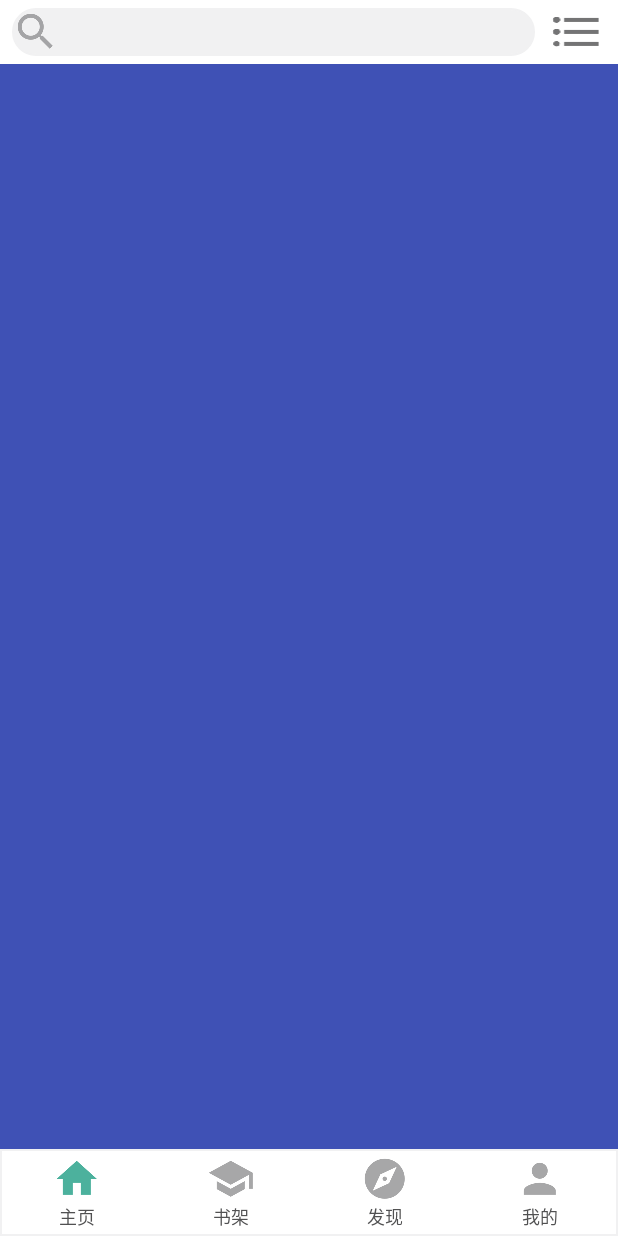
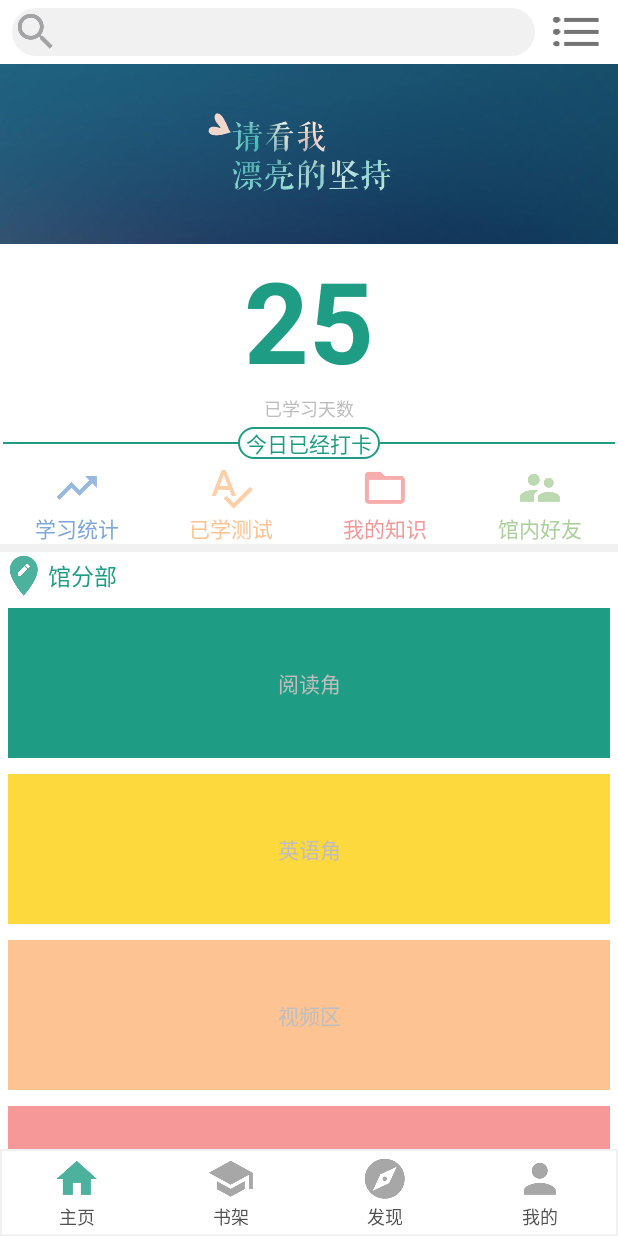
Before and after one commit to lxXian/KaoLa, an Android app: the screen it shows after launch (MainActivity), on a phone screen of 412 x 824 dp. Run offline under Robolectric (Android 15) with nearby library versions, the phone set to English and light mode, and no system bars.

Commit message:
修改界面

```diff
--- a/app/src/main/AndroidManifest.xml
+++ b/app/src/main/AndroidManifest.xml
@@ -7,8 +7,11 @@
         android:icon="@drawable/logo"
         android:label="@string/app_name"
         android:supportsRtl="true"
+
         android:theme="@android:style/Theme.NoTitleBar">
-        <activity android:name=".MainActivity">
+        <activity
+            android:name=".MainActivity"
+            android:configChanges="orientation|screenSize|keyboardHidden">
             <intent-filter>
                 <action android:name="android.intent.action.MAIN" />
 
--- a/app/src/main/java/com/duhui/xian/kaola/MainActivity.java
+++ b/app/src/main/java/com/duhui/xian/kaola/MainActivity.java
@@ -1,13 +1,21 @@
 package com.duhui.xian.kaola;
 
-import android.app.Activity;
 import android.os.Bundle;
+import android.support.v4.app.Fragment;
+import android.support.v4.app.FragmentActivity;
+import android.support.v4.app.FragmentManager;
 
-public class MainActivity extends Activity {
+public class MainActivity extends FragmentActivity {
 
     @Override
     protected void onCreate(Bundle savedInstanceState) {
         super.onCreate(savedInstanceState);
         setContentView(R.layout.activity_main);
+        FragmentManager fm=getSupportFragmentManager();
+        Fragment fragment=fm.findFragmentById(R.id.fragment_home_xml);
+        if(fragment==null){
+            fragment=new homeFragement();
+            fm.beginTransaction().add(R.id.child_content,fragment).commit();
+        }
     }
 }
--- /dev/null
+++ b/app/src/main/java/com/duhui/xian/kaola/homeFragement.java
@@ -0,0 +1,23 @@
+package com.duhui.xian.kaola;
+
+import android.os.Bundle;
+import android.support.v4.app.Fragment;
+import android.view.LayoutInflater;
+import android.view.View;
+import android.view.ViewGroup;
+
+/**
+ * Created by min on 2017/10/31.
+ */
+
+public class homeFragement extends Fragment {
+    @Override
+    public void onCreate(Bundle savedInstanceState){
+        super.onCreate(savedInstanceState);
+    }
+    @Override
+    public View onCreateView(LayoutInflater inflater, ViewGroup container, Bundle savedInstanceState){
+        View v =inflater.inflate(R.layout.fragement_home,container,false);
+        return v;
+    }
+}
--- a/app/src/main/res/layout/fragement_course.xml
+++ b/app/src/main/res/layout/fragement_course.xml
@@ -1,5 +1,6 @@
 <?xml version="1.0" encoding="utf-8"?>
 <LinearLayout xmlns:android="http://schemas.android.com/apk/res/android"
+    android:id="@+id/fragment_course_xml"
     android:layout_width="match_parent"
     android:layout_height="match_parent"
     android:orientation="vertical">
--- a/app/src/main/res/layout/fragement_find.xml
+++ b/app/src/main/res/layout/fragement_find.xml
@@ -1,5 +1,6 @@
 <?xml version="1.0" encoding="utf-8"?>
 <LinearLayout xmlns:android="http://schemas.android.com/apk/res/android"
+    android:id="@+id/fragment_find_xml"
     android:layout_width="match_parent"
     android:layout_height="match_parent"
     android:orientation="vertical">
--- a/app/src/main/res/layout/fragement_home.xml
+++ b/app/src/main/res/layout/fragement_home.xml
@@ -1,5 +1,6 @@
 <?xml version="1.0" encoding="utf-8"?>
 <LinearLayout xmlns:android="http://schemas.android.com/apk/res/android"
+    android:id="@+id/fragment_home_xml"
     android:layout_width="match_parent"
     android:layout_height="match_parent"
     android:orientation="vertical"
--- a/app/src/main/res/layout/fragement_mine.xml
+++ b/app/src/main/res/layout/fragement_mine.xml
@@ -1,5 +1,6 @@
 <?xml version="1.0" encoding="utf-8"?>
 <LinearLayout xmlns:android="http://schemas.android.com/apk/res/android"
+    android:id="@+id/fragment_mine_xml"
     android:layout_width="match_parent"
     android:layout_height="match_parent"
     android:orientation="vertical">
--- a/app/src/main/res/values/strings.xml
+++ b/app/src/main/res/values/strings.xml
@@ -8,7 +8,7 @@
 
     <string name="learnStatisticsItemOneText">学习统计</string>
     <string name="learnStatisticsItemTwoText">已学测试</string>
-    <string name="learnStatisticsItemThreeText">知识库</string>
+    <string name="learnStatisticsItemThreeText">我的知识</string>
     <string name="learnStatisticsItemFourText">馆内好友</string>
 
     <string name="learnToolsItemText">馆分部</string>
```
Also changed, not shown: app/src/main/java/com/duhui/xian/kaola/courseFragement.java (added, +23 -0 lines).
